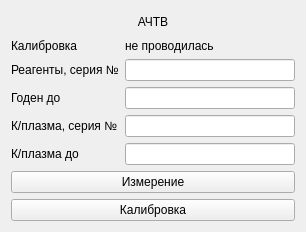
krang4d/Agrekola, file choisedialog/ko2.ui: the form before one commit.
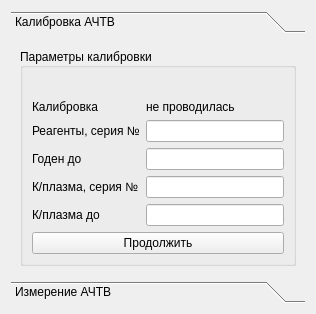
The form after the commit. The open tabs and pages were chosen to show the change. Custom widgets are drawn as their Qt base class.

```diff
--- a/choisedialog/ko2.ui
+++ b/choisedialog/ko2.ui
@@ -6,32 +6,53 @@
    <rect>
     <x>0</x>
     <y>0</y>
-    <width>306</width>
-    <height>232</height>
+    <width>316</width>
+    <height>314</height>
    </rect>
   </property>
   <property name="windowTitle">
    <string>Form</string>
   </property>
+  <layout class="QVBoxLayout" name="verticalLayout_2">
+   <item>
+    <widget class="QToolBox" name="toolBox">
+     <property name="currentIndex">
+      <number>1</number>
+     </property>
+     <widget class="QWidget" name="page_2">
+      <property name="geometry">
+       <rect>
+        <x>0</x>
+        <y>0</y>
+        <width>298</width>
+        <height>242</height>
+       </rect>
+      </property>
+      <attribute name="label">
+       <string>Калибровка АЧТВ</string>
+      </attribute>
   <layout class="QVBoxLayout" name="verticalLayout">
    <item>
-    <widget class="QLabel" name="label">
-     <property name="sizePolicy">
-      <sizepolicy hsizetype="Preferred" vsizetype="Preferred">
-       <horstretch>0</horstretch>
-       <verstretch>0</verstretch>
-      </sizepolicy>
-     </property>
-     <property name="text">
-      <string>АЧТВ</string>
+        <widget class="QGroupBox" name="groupBox">
+         <property name="title">
+          <string>Параметры калибровки</string>
      </property>
      <property name="alignment">
-      <set>Qt::AlignCenter</set>
-     </property>
-     <property name="buddy">
-      <cstring>startButton</cstring>
-     </property>
-    </widget>
+          <set>Qt::AlignLeading|Qt::AlignLeft|Qt::AlignVCenter</set>
+         </property>
+         <layout class="QVBoxLayout" name="verticalLayout_3">
+          <item>
+           <spacer name="verticalSpacer_2">
+            <property name="orientation">
+             <enum>Qt::Vertical</enum>
+            </property>
+            <property name="sizeHint" stdset="0">
+             <size>
+              <width>20</width>
+              <height>40</height>
+             </size>
+            </property>
+           </spacer>
    </item>
    <item>
     <layout class="QFormLayout" name="formLayout">
@@ -92,7 +113,11 @@
       </widget>
      </item>
      <item row="3" column="1">
-      <widget class="QLineEdit" name="lineEdit_3"/>
+             <widget class="QLineEdit" name="lineEdit_3">
+              <property name="enabled">
+               <bool>true</bool>
+              </property>
+             </widget>
      </item>
      <item row="4" column="0">
       <widget class="QLabel" name="label_4">
@@ -105,32 +130,64 @@
       </widget>
      </item>
      <item row="4" column="1">
-      <widget class="QLineEdit" name="lineEdit_4"/>
+             <widget class="QLineEdit" name="lineEdit_4">
+              <property name="enabled">
+               <bool>true</bool>
+              </property>
+             </widget>
      </item>
     </layout>
    </item>
+          <item>
+           <spacer name="verticalSpacer">
+            <property name="orientation">
+             <enum>Qt::Vertical</enum>
+            </property>
+            <property name="sizeHint" stdset="0">
+             <size>
+              <width>20</width>
+              <height>14</height>
+             </size>
+            </property>
+           </spacer>
+          </item>
    <item>
     <widget class="QPushButton" name="startButton">
      <property name="text">
-      <string>Измерение</string>
-     </property>
-     <property name="shortcut">
-      <string>Return</string>
-     </property>
-    </widget>
-   </item>
-   <item>
-    <widget class="QPushButton" name="calibr1Button">
-     <property name="text">
-      <string>Калибровка</string>
-     </property>
-     <property name="shortcut">
-      <string>Ctrl+Return</string>
-     </property>
-    </widget>
+             <string>Продолжить</string>
+            </property>
+           </widget>
+          </item>
+         </layout>
+        </widget>
+       </item>
+      </layout>
+     </widget>
+     <widget class="StartMeasurment" name="page_1">
+      <property name="geometry">
+       <rect>
+        <x>0</x>
+        <y>0</y>
+        <width>298</width>
+        <height>242</height>
+       </rect>
+      </property>
+      <attribute name="label">
+       <string>Измерение АЧТВ</string>
+      </attribute>
+     </widget>
+    </widget>
    </item>
   </layout>
  </widget>
+ <customwidgets>
+  <customwidget>
+   <class>StartMeasurment</class>
+   <extends>QWidget</extends>
+   <header location="global">startmeasurment.h</header>
+   <container>1</container>
+  </customwidget>
+ </customwidgets>
  <resources/>
  <connections/>
 </ui>
```
Lines whose indentation alone changed are shown as unchanged.
